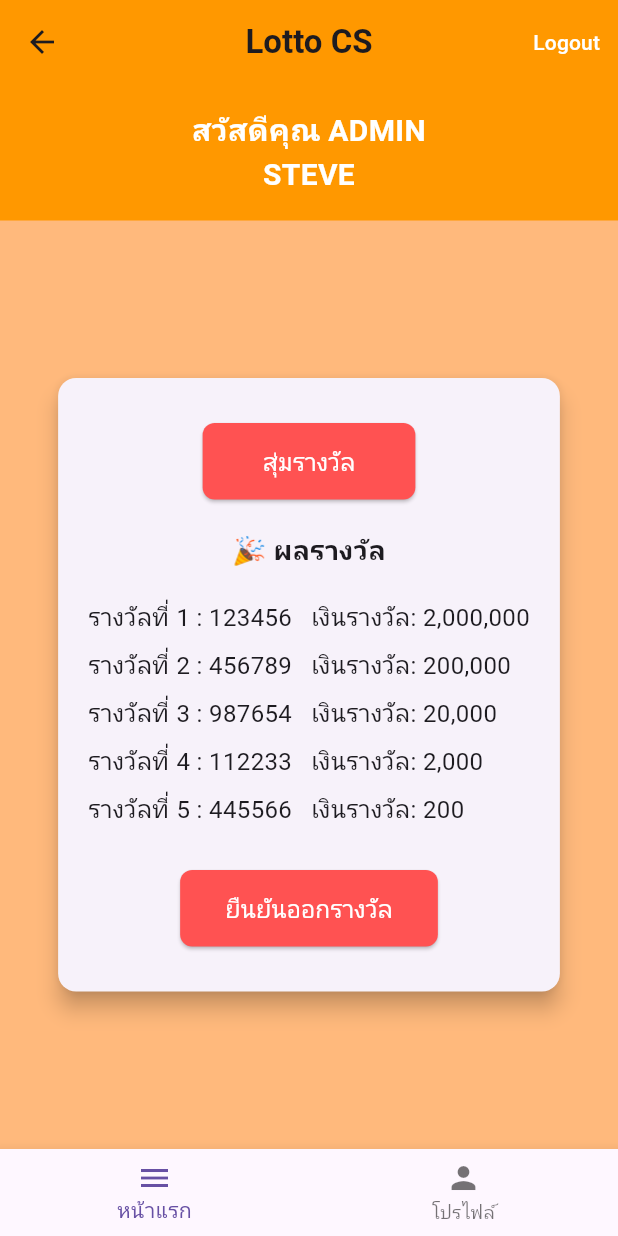
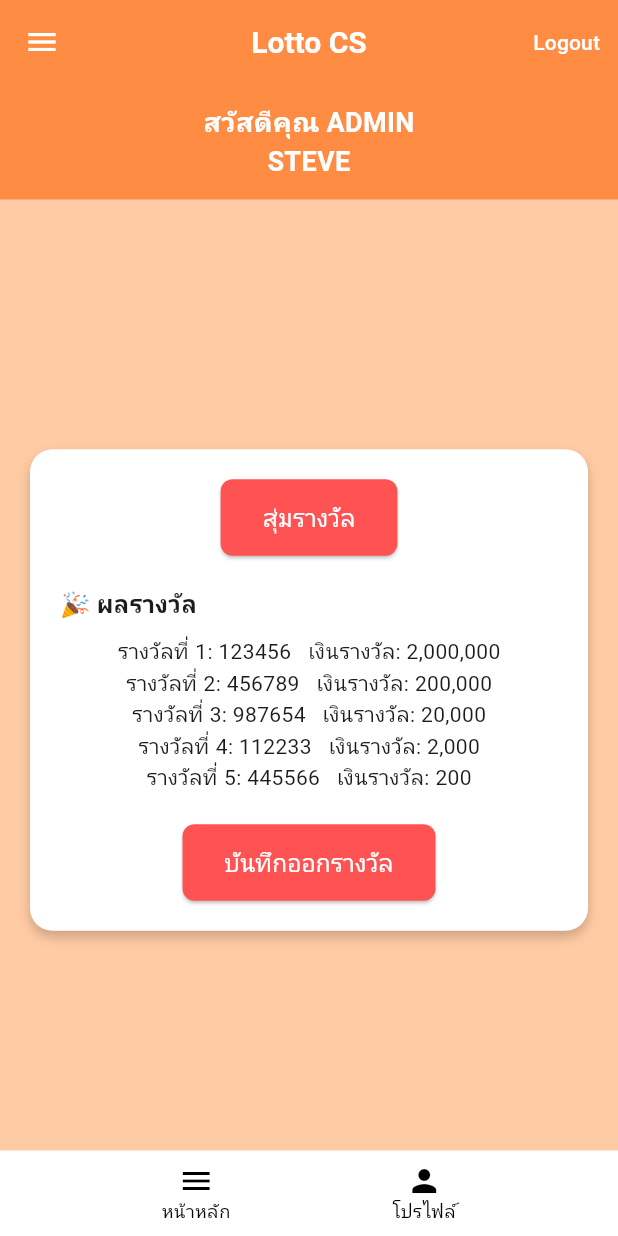
Before and after one commit to Kanomlay/Mobile_app_lotto, a Flutter app: the screen it shows after launch, after a tap on "ออกรางวัล", on a phone screen of 412 x 824 dp. Run offline on Flutter 3.47's test engine with Material 3 defaults, Android fonts, the phone set to English and light mode, and no system bars; Roboto replaces fonts that are missing (Kanit).

Commit message:
admin_update

```diff
--- a/flutter_application_1/lib/main.dart
+++ b/flutter_application_1/lib/main.dart
@@ -14,11 +14,8 @@ class MyApp extends StatelessWidget {
     return MaterialApp(
       debugShowCheckedModeBanner: false,
       title: 'Lotto CS',
-      theme: ThemeData(
-        primarySwatch: Colors.orange,
-        fontFamily: 'Kanit', // ใช้ฟอนต์ไทยสวย ๆ ถ้ามีเพิ่ม
-      ),
-      home: const AdminPage(),
+      theme: ThemeData(primarySwatch: Colors.orange),
+      home: const AdminPage(), // เริ่มที่หน้า Admin
     );
   }
 }
--- a/flutter_application_1/lib/pages/admin.dart
+++ b/flutter_application_1/lib/pages/admin.dart
@@ -7,12 +7,21 @@ class AdminPage extends StatelessWidget {
   @override
   Widget build(BuildContext context) {
     return Scaffold(
-      backgroundColor: const Color(0xFFFFB97C), // พื้นหลังส้ม
+      backgroundColor: const Color(0xFFFFCBA4),
       appBar: AppBar(
-        backgroundColor: Colors.orange,
+        backgroundColor: const Color(0xFFFF8C42),
+        elevation: 0,
+        leading: IconButton(
+          icon: const Icon(Icons.menu, color: Colors.white),
+          onPressed: () {},
+        ),
         title: const Text(
           "Lotto CS",
-          style: TextStyle(fontWeight: FontWeight.bold),
+          style: TextStyle(
+            fontSize: 20,
+            color: Colors.white,
+            fontWeight: FontWeight.bold,
+          ),
         ),
         centerTitle: true,
         actions: [
@@ -26,47 +35,49 @@ class AdminPage extends StatelessWidget {
         children: [
           Container(
             width: double.infinity,
-            color: Colors.orange,
-            padding: const EdgeInsets.all(16),
-            child: const Text(
+            padding: const EdgeInsets.symmetric(vertical: 12),
+            color: const Color(0xFFFF8C42),
+            child: const Center(
+              child: Text(
                 "สวัสดีคุณ ADMIN\nSTEVE",
                 textAlign: TextAlign.center,
                 style: TextStyle(
-                fontSize: 20,
+                  fontSize: 18,
                   fontWeight: FontWeight.bold,
                   color: Colors.white,
                 ),
               ),
             ),
+          ),
+          const SizedBox(height: 20),
           Expanded(
             child: Center(
-              child: Card(
-                elevation: 6,
-                shape: RoundedRectangleBorder(
-                  borderRadius: BorderRadius.circular(12),
+              child: Container(
+                padding: const EdgeInsets.all(20),
+                margin: const EdgeInsets.symmetric(horizontal: 20),
+                decoration: BoxDecoration(
+                  color: Colors.white,
+                  borderRadius: BorderRadius.circular(15),
+                  boxShadow: [
+                    BoxShadow(
+                      color: Colors.black.withOpacity(0.2),
+                      blurRadius: 6,
+                      offset: const Offset(0, 4),
                     ),
-                margin: const EdgeInsets.all(20),
-                child: Padding(
-                  padding: const EdgeInsets.symmetric(
-                    horizontal: 20,
-                    vertical: 30,
+                  ],
                 ),
                 child: Column(
                   mainAxisSize: MainAxisSize.min,
                   children: [
-                      // ปุ่มออกรางวัล
-                      ElevatedButton(
-                        style: ElevatedButton.styleFrom(
-                          backgroundColor: Colors.redAccent,
-                          padding: const EdgeInsets.symmetric(
-                            horizontal: 40,
-                            vertical: 14,
-                          ),
-                          shape: RoundedRectangleBorder(
-                            borderRadius: BorderRadius.circular(8),
-                          ),
-                        ),
-                        onPressed: () {
+                    Wrap(
+                      spacing: 16,
+                      runSpacing: 16,
+                      alignment: WrapAlignment.center,
+                      children: [
+                        _buildRedButton(
+                          context,
+                          "ออกรางวัล",
+                          onTap: () {
                             Navigator.push(
                               context,
                               MaterialPageRoute(
@@ -74,50 +85,12 @@ class AdminPage extends StatelessWidget {
                               ),
                             );
                           },
-                        child: const Text(
-                          "ออกรางวัล",
-                          style: TextStyle(fontSize: 16, color: Colors.white),
                         ),
+                        _buildRedButton(context, "ดูรายการที่ขายออกไป"),
+                        _buildRedButton(context, "รีเซ็ตระบบใหม่"),
+                      ],
                     ),
-                      const SizedBox(height: 15),
-
-                      ElevatedButton(
-                        style: ElevatedButton.styleFrom(
-                          backgroundColor: Colors.redAccent,
-                          padding: const EdgeInsets.symmetric(
-                            horizontal: 25,
-                            vertical: 14,
-                          ),
-                          shape: RoundedRectangleBorder(
-                            borderRadius: BorderRadius.circular(8),
-                          ),
-                        ),
-                        onPressed: () {},
-                        child: const Text(
-                          "ดูรายการที่ขายออกไป",
-                          style: TextStyle(fontSize: 16, color: Colors.white),
-                        ),
-                      ),
-                      const SizedBox(height: 15),
-
-                      ElevatedButton(
-                        style: ElevatedButton.styleFrom(
-                          backgroundColor: Colors.red,
-                          padding: const EdgeInsets.symmetric(
-                            horizontal: 30,
-                            vertical: 14,
-                          ),
-                          shape: RoundedRectangleBorder(
-                            borderRadius: BorderRadius.circular(8),
-                          ),
-                        ),
-                        onPressed: () {},
-                        child: const Text(
-                          "รีเซ็ตระบบใหม่",
-                          style: TextStyle(fontSize: 16, color: Colors.white),
-                        ),
-                      ),
-                      const SizedBox(height: 25),
+                    const SizedBox(height: 30),
                     const Text(
                       "สลากที่ขายแล้ว: 500 ใบ",
                       style: TextStyle(
@@ -131,14 +104,72 @@ class AdminPage extends StatelessWidget {
               ),
             ),
           ),
+        ],
+      ),
+      bottomNavigationBar: Container(
+        color: Colors.white,
+        padding: const EdgeInsets.symmetric(vertical: 8),
+        child: Row(
+          mainAxisAlignment: MainAxisAlignment.spaceEvenly,
+          children: [
+            GestureDetector(
+              onTap: () {
+                // กดแล้วรีเฟรชกลับไปหน้า Admin อีกครั้ง
+                Navigator.pushAndRemoveUntil(
+                  context,
+                  MaterialPageRoute(builder: (context) => const AdminPage()),
+                  (route) => false,
+                );
+              },
+              child: Column(
+                mainAxisSize: MainAxisSize.min,
+                children: const [
+                  Icon(Icons.menu, color: Colors.black),
+                  Text(
+                    "หน้าหลัก",
+                    style: TextStyle(color: Colors.black, fontSize: 12),
                   ),
                 ],
               ),
-      bottomNavigationBar: BottomNavigationBar(
-        items: const [
-          BottomNavigationBarItem(icon: Icon(Icons.menu), label: "หน้าแรก"),
-          BottomNavigationBarItem(icon: Icon(Icons.person), label: "โปรไฟล์"),
+            ),
+            GestureDetector(
+              onTap: () {
+                ScaffoldMessenger.of(
+                  context,
+                ).showSnackBar(const SnackBar(content: Text("ไปหน้าโปรไฟล์")));
+              },
+              child: Column(
+                mainAxisSize: MainAxisSize.min,
+                children: const [
+                  Icon(Icons.person, color: Colors.black),
+                  Text(
+                    "โปรไฟล์",
+                    style: TextStyle(color: Colors.black, fontSize: 12),
+                  ),
                 ],
+              ),
+            ),
+          ],
+        ),
+      ),
+    );
+  }
+
+  Widget _buildRedButton(
+    BuildContext context,
+    String text, {
+    VoidCallback? onTap,
+  }) {
+    return ElevatedButton(
+      style: ElevatedButton.styleFrom(
+        backgroundColor: Colors.redAccent,
+        padding: const EdgeInsets.symmetric(horizontal: 28, vertical: 14),
+        shape: RoundedRectangleBorder(borderRadius: BorderRadius.circular(8)),
+      ),
+      onPressed: onTap ?? () {},
+      child: Text(
+        text,
+        style: const TextStyle(color: Colors.white, fontSize: 16),
       ),
     );
   }
--- a/flutter_application_1/lib/pages/draw_result.dart
+++ b/flutter_application_1/lib/pages/draw_result.dart
@@ -1,25 +1,27 @@
 import 'package:flutter/material.dart';
+import 'admin.dart';
 
 class DrawResultPage extends StatelessWidget {
   const DrawResultPage({super.key});
 
   @override
   Widget build(BuildContext context) {
-    final results = [
-      {"รางวัลที่ 1": "123456", "เงินรางวัล": "2,000,000"},
-      {"รางวัลที่ 2": "456789", "เงินรางวัล": "200,000"},
-      {"รางวัลที่ 3": "987654", "เงินรางวัล": "20,000"},
-      {"รางวัลที่ 4": "112233", "เงินรางวัล": "2,000"},
-      {"รางวัลที่ 5": "445566", "เงินรางวัล": "200"},
-    ];
-
     return Scaffold(
-      backgroundColor: const Color(0xFFFFB97C),
+      backgroundColor: const Color(0xFFFFCBA4),
       appBar: AppBar(
-        backgroundColor: Colors.orange,
+        backgroundColor: const Color(0xFFFF8C42),
+        elevation: 0,
+        leading: IconButton(
+          icon: const Icon(Icons.menu, color: Colors.white),
+          onPressed: () {},
+        ),
         title: const Text(
           "Lotto CS",
-          style: TextStyle(fontWeight: FontWeight.bold),
+          style: TextStyle(
+            fontSize: 20,
+            color: Colors.white,
+            fontWeight: FontWeight.bold,
+          ),
         ),
         centerTitle: true,
         actions: [
@@ -33,30 +35,36 @@ class DrawResultPage extends StatelessWidget {
         children: [
           Container(
             width: double.infinity,
-            color: Colors.orange,
-            padding: const EdgeInsets.all(16),
-            child: const Text(
+            padding: const EdgeInsets.symmetric(vertical: 12),
+            color: const Color(0xFFFF8C42),
+            child: const Center(
+              child: Text(
                 "สวัสดีคุณ ADMIN\nSTEVE",
                 textAlign: TextAlign.center,
                 style: TextStyle(
-                fontSize: 20,
+                  fontSize: 18,
                   fontWeight: FontWeight.bold,
                   color: Colors.white,
                 ),
               ),
             ),
+          ),
+          const SizedBox(height: 20),
           Expanded(
             child: Center(
-              child: Card(
-                elevation: 6,
-                shape: RoundedRectangleBorder(
-                  borderRadius: BorderRadius.circular(12),
+              child: Container(
+                padding: const EdgeInsets.all(20),
+                margin: const EdgeInsets.symmetric(horizontal: 20),
+                decoration: BoxDecoration(
+                  color: Colors.white,
+                  borderRadius: BorderRadius.circular(15),
+                  boxShadow: [
+                    BoxShadow(
+                      color: Colors.black.withOpacity(0.2),
+                      blurRadius: 6,
+                      offset: const Offset(0, 4),
                     ),
-                margin: const EdgeInsets.all(20),
-                child: Padding(
-                  padding: const EdgeInsets.symmetric(
-                    horizontal: 20,
-                    vertical: 30,
+                  ],
                 ),
                 child: Column(
                   mainAxisSize: MainAxisSize.min,
@@ -65,7 +73,7 @@ class DrawResultPage extends StatelessWidget {
                       style: ElevatedButton.styleFrom(
                         backgroundColor: Colors.redAccent,
                         padding: const EdgeInsets.symmetric(
-                            horizontal: 40,
+                          horizontal: 28,
                           vertical: 14,
                         ),
                         shape: RoundedRectangleBorder(
@@ -75,48 +83,42 @@ class DrawResultPage extends StatelessWidget {
                       onPressed: () {},
                       child: const Text(
                         "สุ่มรางวัล",
-                          style: TextStyle(fontSize: 16, color: Colors.white),
+                        style: TextStyle(color: Colors.white, fontSize: 16),
                       ),
                     ),
                     const SizedBox(height: 20),
-                      const Text(
+                    const Align(
+                      alignment: Alignment.centerLeft,
+                      child: Text(
                         "🎉 ผลรางวัล",
                         style: TextStyle(
-                          fontSize: 18,
                           fontWeight: FontWeight.bold,
+                          fontSize: 16,
                         ),
                       ),
-                      const SizedBox(height: 15),
-                      Column(
-                        crossAxisAlignment: CrossAxisAlignment.start,
-                        children: results.map((item) {
-                          return Padding(
-                            padding: const EdgeInsets.symmetric(vertical: 4),
-                            child: Text(
-                              "${item.keys.first} : ${item.values.first}   เงินรางวัล: ${item.values.last}",
-                              style: const TextStyle(fontSize: 16),
                     ),
-                          );
-                        }).toList(),
-                      ),
-                      const SizedBox(height: 25),
+                    const SizedBox(height: 10),
+                    const Text("รางวัลที่ 1: 123456   เงินรางวัล: 2,000,000"),
+                    const Text("รางวัลที่ 2: 456789   เงินรางวัล: 200,000"),
+                    const Text("รางวัลที่ 3: 987654   เงินรางวัล: 20,000"),
+                    const Text("รางวัลที่ 4: 112233   เงินรางวัล: 2,000"),
+                    const Text("รางวัลที่ 5: 445566   เงินรางวัล: 200"),
+                    const SizedBox(height: 20),
                     ElevatedButton(
                       style: ElevatedButton.styleFrom(
                         backgroundColor: Colors.redAccent,
                         padding: const EdgeInsets.symmetric(
-                            horizontal: 30,
+                          horizontal: 28,
                           vertical: 14,
                         ),
                         shape: RoundedRectangleBorder(
                           borderRadius: BorderRadius.circular(8),
                         ),
                       ),
-                        onPressed: () {
-                          Navigator.pop(context); // กลับไปหน้า Admin
-                        },
+                      onPressed: () {},
                       child: const Text(
-                          "ยืนยันออกรางวัล",
-                          style: TextStyle(fontSize: 16, color: Colors.white),
+                        "บันทึกออกรางวัล",
+                        style: TextStyle(color: Colors.white, fontSize: 16),
                       ),
                     ),
                   ],
@@ -124,14 +126,53 @@ class DrawResultPage extends StatelessWidget {
               ),
             ),
           ),
+        ],
+      ),
+      bottomNavigationBar: Container(
+        color: Colors.white,
+        padding: const EdgeInsets.symmetric(vertical: 8),
+        child: Row(
+          mainAxisAlignment: MainAxisAlignment.spaceEvenly,
+          children: [
+            GestureDetector(
+              onTap: () {
+                // กลับไปหน้า Admin
+                Navigator.pushAndRemoveUntil(
+                  context,
+                  MaterialPageRoute(builder: (context) => const AdminPage()),
+                  (route) => false,
+                );
+              },
+              child: Column(
+                mainAxisSize: MainAxisSize.min,
+                children: const [
+                  Icon(Icons.menu, color: Colors.black),
+                  Text(
+                    "หน้าหลัก",
+                    style: TextStyle(color: Colors.black, fontSize: 12),
                   ),
                 ],
               ),
-      bottomNavigationBar: BottomNavigationBar(
-        items: const [
-          BottomNavigationBarItem(icon: Icon(Icons.menu), label: "หน้าแรก"),
-          BottomNavigationBarItem(icon: Icon(Icons.person), label: "โปรไฟล์"),
+            ),
+            GestureDetector(
+              onTap: () {
+                ScaffoldMessenger.of(
+                  context,
+                ).showSnackBar(const SnackBar(content: Text("ไปหน้าโปรไฟล์")));
+              },
+              child: Column(
+                mainAxisSize: MainAxisSize.min,
+                children: const [
+                  Icon(Icons.person, color: Colors.black),
+                  Text(
+                    "โปรไฟล์",
+                    style: TextStyle(color: Colors.black, fontSize: 12),
+                  ),
                 ],
+              ),
+            ),
+          ],
+        ),
       ),
     );
   }
```
Lines whose indentation alone changed are shown as unchanged.
